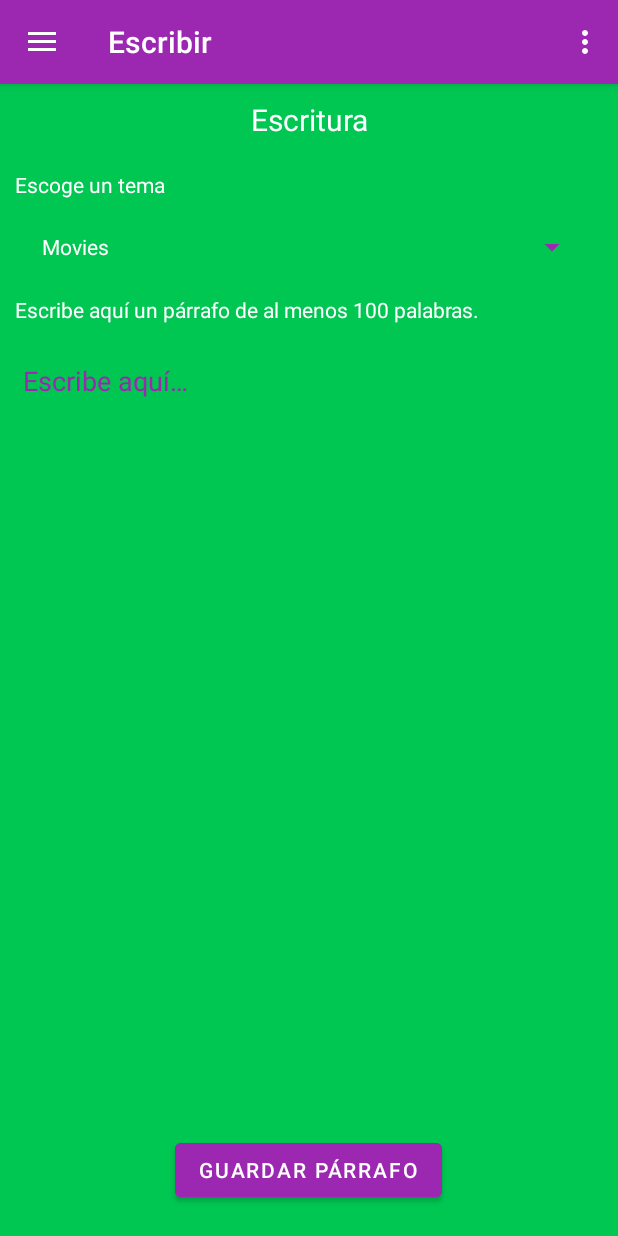
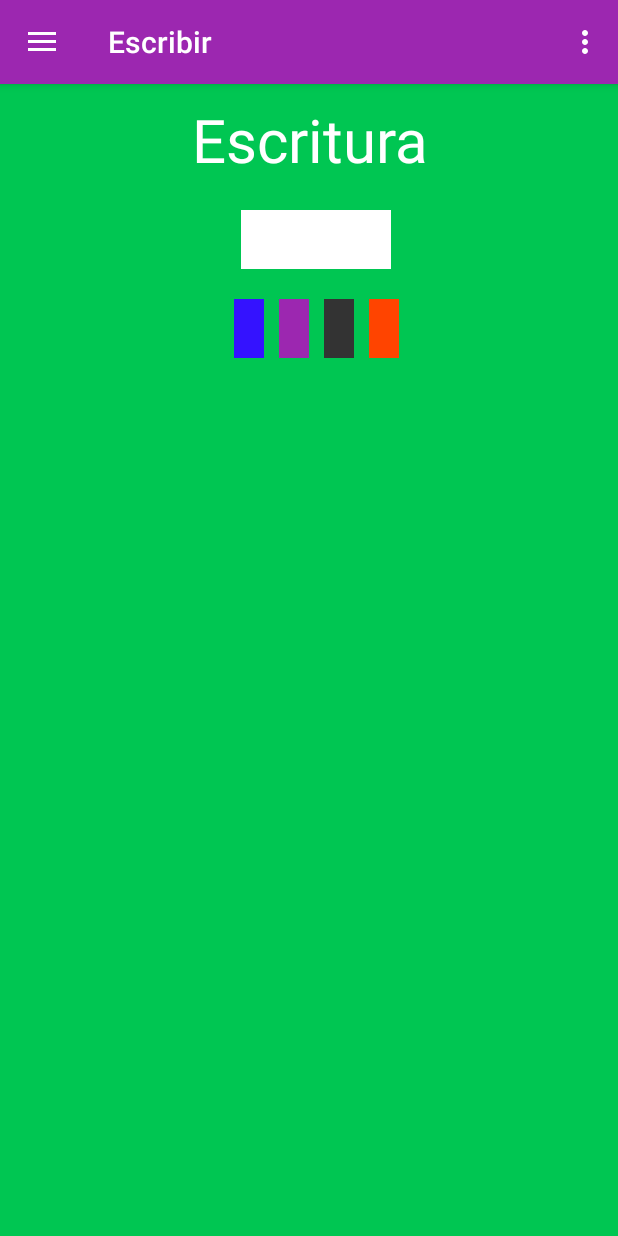
Before and after one commit to XamDR/EzEnglish, an Android app: the screen it shows after launch (MainActivity), in the side drawer, after a tap on "Escribir", on a phone screen of 412 x 824 dp. Run offline under Robolectric (Android 15) with nearby library versions, the phone set to English and light mode, and no system bars; our stand-ins replace Firebase (no records; nobody signed in at launch, a user with empty details on screens opened directly), data binding, navigation-ui.

Commit message:
Changed layout of fragment_writing.xml.

```diff
--- a/app/src/main/res/layout/fragment_writing.xml
+++ b/app/src/main/res/layout/fragment_writing.xml
@@ -19,66 +19,97 @@
             android:layout_width="match_parent"
             android:layout_height="wrap_content"
             android:layout_margin="10dp"
-            android:textSize="20sp"
+            android:textSize="40sp"
             android:textColor="@color/primaryTextColor"
             android:gravity="center|top"
             android:text="@string/fragment_writing_title" />
 
+        <LinearLayout
+            android:layout_width="match_parent"
+            android:layout_height="wrap_content"
+            android:orientation="horizontal"
+            android:gravity="center">
+
             <TextView
-            android:layout_width="match_parent"
+                android:layout_width="wrap_content"
                 android:layout_height="wrap_content"
                 android:layout_marginStart="10dp"
                 android:layout_marginTop="10dp"
                 android:layout_marginBottom="10dp"
                 android:textColor="@color/primaryTextColor"
-            android:text="@string/pick_topic" />
-
-        <androidx.appcompat.widget.AppCompatSpinner
-            android:layout_width="match_parent"
-            android:layout_height="wrap_content"
-            android:layout_marginStart="20dp"
-            android:layout_marginEnd="20dp"
-            android:layout_marginTop="10dp"
-            android:layout_marginBottom="10dp"
-            android:backgroundTint="@color/accentColor"
-            android:entries="@array/topic_choices"
-            android:theme="@style/Spinner"/>
+                android:textSize="20sp"
+                tools:text="Oracion para"/>
 
             <TextView
-            android:layout_width="match_parent"
+                android:layout_width="100dp"
                 android:layout_height="wrap_content"
                 android:layout_marginStart="10dp"
                 android:layout_marginTop="10dp"
                 android:layout_marginBottom="10dp"
-            android:text="@string/questions"
-            android:textColor="@color/primaryTextColor" />
+                android:padding="10dp"
+                android:textColor="@color/primaryTextColor"
+                android:background="#fff"/>
 
-        <EditText
-            android:layout_width="match_parent"
-            android:layout_height="0dp"
-            android:layout_weight="1"
-            android:padding="5dp"
-            android:layout_margin="10dp"
-            android:gravity="top|start"
-            android:inputType="textMultiLine|textCapSentences|textFilter|textNoSuggestions"
-            android:scrollbarStyle="insideInset"
-            android:scrollbars="vertical"
-            android:scrollHorizontally="false"
-            android:background="@null"
-            android:hint="@string/placeholder"
-            android:textColorHint="@color/accentColor"
-            android:importantForAutofill="no" />
-
-        <com.google.android.material.button.MaterialButton
+            <TextView
                 android:layout_width="wrap_content"
                 android:layout_height="wrap_content"
+                android:layout_marginStart="10dp"
                 android:layout_marginTop="10dp"
-            android:layout_marginBottom="20dp"
-            android:layout_gravity="center|bottom"
-            android:gravity="center"
-            android:text="@string/save_paragraph"
-            android:backgroundTint="@color/accentColor"
+                android:layout_marginBottom="10dp"
                 android:textColor="@color/primaryTextColor"
-            android:onClick="@{() -> viewModel.saveParagraph()}"/>
+                android:textSize="20sp"
+                tools:text="aqui"/>
+        </LinearLayout>
+
+        <LinearLayout
+            android:layout_width="match_parent"
+            android:layout_height="wrap_content"
+            android:orientation="horizontal"
+            android:gravity="center">
+
+            <TextView
+                android:layout_width="wrap_content"
+                android:layout_height="wrap_content"
+                android:layout_marginStart="10dp"
+                android:layout_marginTop="10dp"
+                android:layout_marginBottom="10dp"
+                android:padding="10dp"
+                android:textColor="@color/primaryTextColor"
+                android:background="#3412ff"
+                tools:text="opcion 1"/>
+
+            <TextView
+                android:layout_width="wrap_content"
+                android:layout_height="wrap_content"
+                android:layout_marginStart="10dp"
+                android:layout_marginTop="10dp"
+                android:layout_marginBottom="10dp"
+                android:padding="10dp"
+                android:textColor="@color/primaryTextColor"
+                android:background="@color/accentColor"
+                tools:text="opcion 2" />
+
+            <TextView
+                android:layout_width="wrap_content"
+                android:layout_height="wrap_content"
+                android:layout_marginStart="10dp"
+                android:layout_marginTop="10dp"
+                android:layout_marginBottom="10dp"
+                android:padding="10dp"
+                android:textColor="@color/primaryTextColor"
+                android:background="#333333"
+                tools:text="opcion 3" />
+
+            <TextView
+                android:layout_width="wrap_content"
+                android:layout_height="wrap_content"
+                android:layout_marginStart="10dp"
+                android:layout_marginTop="10dp"
+                android:layout_marginBottom="10dp"
+                android:padding="10dp"
+                android:textColor="@color/primaryTextColor"
+                android:background="#ff4400"
+                tools:text="opcion 4" />
+        </LinearLayout>
     </LinearLayout>
 </layout>
```
Lines whose indentation alone changed are shown as unchanged.
